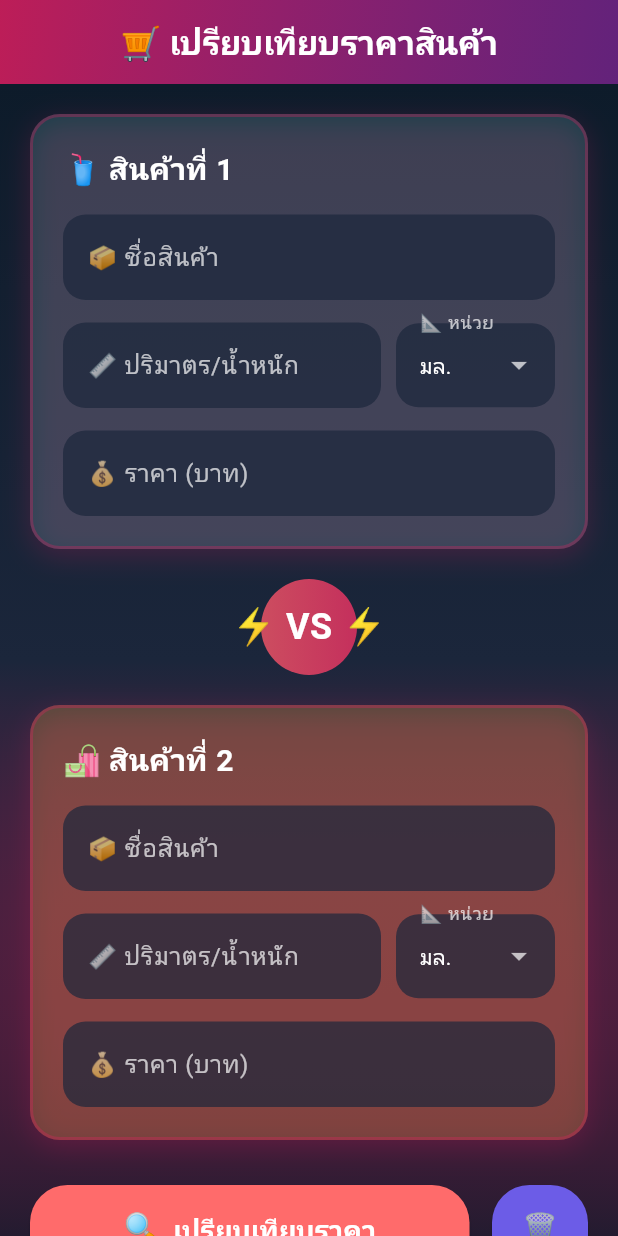
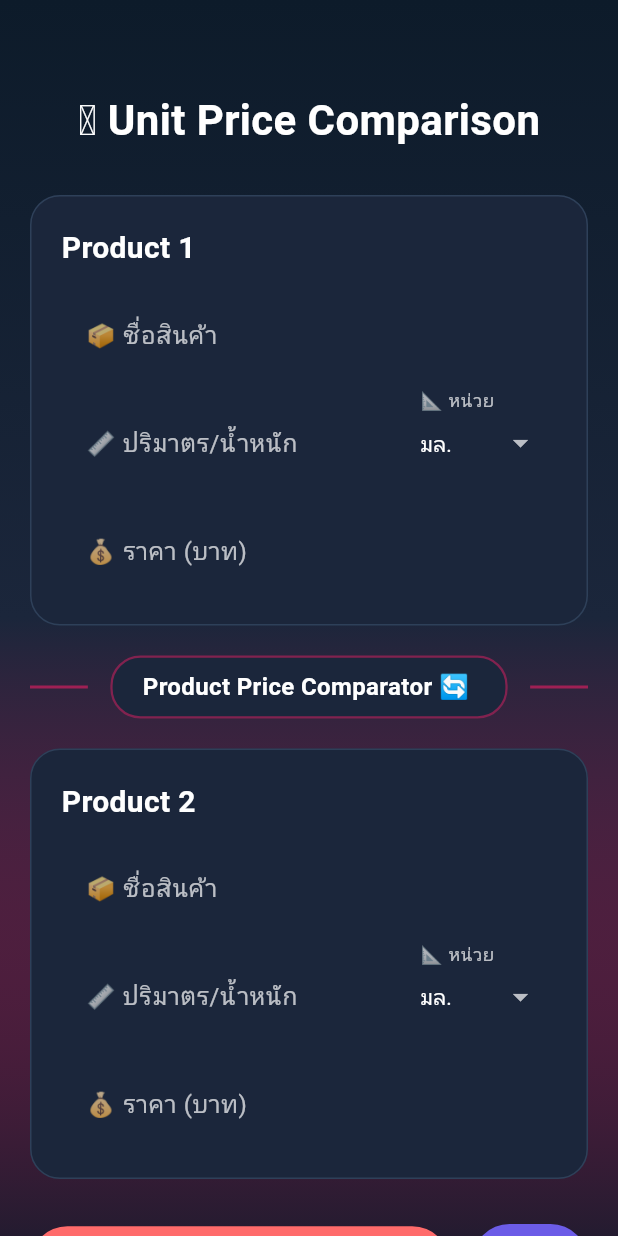
Before and after one commit to fanb1t/Compare-product-prices, a Flutter app: the screen it shows after launch, on a phone screen of 412 x 824 dp. Run offline on Flutter 3.47's test engine with Material 3 defaults, Android fonts, the phone set to English and light mode, and no system bars.

Commit message:
README and has color in app

```diff
--- a/lib/main.dart
+++ b/lib/main.dart
@@ -10,7 +10,7 @@ class MainApp extends StatelessWidget {
   @override
   Widget build(BuildContext context) {
     return MaterialApp(
-      title: 'เปรียบเทียบราคาสินค้า',
+      title: 'Unit Price Comparison App',
       theme: AppTheme.darkTheme,
       home: const CompareBody(),
     );
@@ -19,6 +19,11 @@ class MainApp extends StatelessWidget {
 
 // คลาสจัดการธีมสีและสไตล์ทั้งหมด
 class AppTheme {
+  // สีของการ์ดแต่ละแบบ
+  static const Color cardColor1 = Color(0xFFE91E63); // สีชมพูสำหรับการ์ดที่ 1
+  static const Color cardColor2 = Color(0xFF9C27B0); // สีม่วงสำหรับการ์ดที่ 2
+  static const Color cardBackgroundDark = Color(0xFF1B263B); // พื้นหลังการ์ดสีมืด
+
   static final ThemeData darkTheme = ThemeData(
     brightness: Brightness.dark,
     scaffoldBackgroundColor: const Color(0xFF0D1B2A), // สีเข้มหลัก
@@ -28,15 +33,9 @@ class AppTheme {
       surface: Color(0xFF1B263B), // สีพื้นผิว
       background: Color(0xFF0D1B2A), // สีพื้นหลัง
     ),
-    appBarTheme: const AppBarTheme(
-      backgroundColor: Colors.transparent,
-      elevation: 0,
-      foregroundColor: Colors.white, // สีขาวสำหรับหัวข้อ
-      centerTitle: true,
-    ),
     inputDecorationTheme: InputDecorationTheme(
       filled: true,
-      fillColor: const Color(0xFF1B263B).withOpacity(0.7),
+      fillColor: cardBackgroundDark.withOpacity(0.7),
       border: OutlineInputBorder(
         borderRadius: BorderRadius.circular(15),
         borderSide: BorderSide.none,
@@ -269,29 +268,6 @@ class _CompareBodyState extends State<CompareBody> {
   @override
   Widget build(BuildContext context) {
     return Scaffold(
-      // AppBar พร้อมเอฟเฟคเบลอและไล่สี
-      appBar: AppBar(
-        title: const Text(
-          '🛒 เปรียบเทียบราคาสินค้า',
-          style: TextStyle(
-            color: Colors.white,
-            fontWeight: FontWeight.bold,
-            fontSize: 22,
-          ),
-        ),
-        flexibleSpace: Container(
-          decoration: BoxDecoration(
-            gradient: LinearGradient(
-              colors: [
-                const Color(0xFFE91E63).withOpacity(0.8), // สีชมพูโปร่งใส
-                const Color(0xFF9C27B0).withOpacity(0.6), // สีม่วงโปร่งใส
-              ],
-              begin: Alignment.topLeft,
-              end: Alignment.bottomRight,
-            ),
-          ),
-        ),
-      ),
 
       // Body หลักของแอป
       body: Container(
@@ -308,12 +284,22 @@ class _CompareBodyState extends State<CompareBody> {
           ),
         ),
         child: SingleChildScrollView(
-          padding: const EdgeInsets.all(20),
+          padding: const EdgeInsets.fromLTRB(20, 60, 20, 20), // เพิ่ม padding ด้านบนแทน AppBar
           child: Column(
             children: [
+              // หัวข้อแอป
+              const Text(
+                '🪙 Unit Price Comparison',
+                style: TextStyle(
+                  color: Colors.white,
+                  fontWeight: FontWeight.bold,
+                  fontSize: 28,
+                ),
+              ),
+              const SizedBox(height: 30),
               // การ์ดสินค้าแรก
               _buildProductCard(
-                title: '🥤 สินค้าที่ 1',
+                title: 'Product 1',
                 nameController: _product1NameController,
                 volumeController: _product1VolumeController,
                 priceController: _product1PriceController,
@@ -324,33 +310,40 @@ class _CompareBodyState extends State<CompareBody> {
 
               const SizedBox(height: 20),
 
-              // ไอคอน VS กลางๆ
-              Container(
-                padding: const EdgeInsets.all(15),
-                decoration: BoxDecoration(
-                  shape: BoxShape.circle,
-                  gradient: LinearGradient(
-                    colors: [
-                      const Color(0xFFFF6B6B).withOpacity(0.8),
-                      const Color(0xFFE91E63).withOpacity(0.8),
+              // เส้นแบ่งสวยงามแทน VS
+              Column(
+                children: [
+                  Row(
+                    children: [
+                      Expanded(child: Divider(color: const Color(0xFFE91E63).withOpacity(0.6), thickness: 2)),
+                      Container(
+                        margin: const EdgeInsets.symmetric(horizontal: 15),
+                        padding: const EdgeInsets.symmetric(horizontal: 20, vertical: 8),
+                        decoration: BoxDecoration(
+                          color: const Color(0xFF1B263B),
+                          borderRadius: BorderRadius.circular(20),
+                          border: Border.all(color: const Color(0xFFE91E63).withOpacity(0.5), width: 1.5),
+                        ),
+                        child: const Text(
+                          'Product Price Comparator 🔄 ',
+                          style: TextStyle(
+                            color: Colors.white,
+                            fontWeight: FontWeight.bold,
+                            fontSize: 16,
+                          ),
+                        ),
+                      ),
+                      Expanded(child: Divider(color: const Color(0xFFE91E63).withOpacity(0.6), thickness: 2)),
                     ],
                   ),
-                ),
-                child: const Text(
-                  '⚡ VS ⚡',
-                  style: TextStyle(
-                    fontSize: 24,
-                    fontWeight: FontWeight.bold,
-                    color: Colors.white,
-                  ),
-                ),
+                ],
               ),
 
               const SizedBox(height: 20),
 
               // การ์ดสินค้าที่สอง
               _buildProductCard(
-                title: '🛍️ สินค้าที่ 2',
+                title: 'Product 2',
                 nameController: _product2NameController,
                 volumeController: _product2VolumeController,
                 priceController: _product2PriceController,
@@ -367,9 +360,8 @@ class _CompareBodyState extends State<CompareBody> {
                   Expanded(
                     child: ElevatedButton.icon(
                       onPressed: _compareProducts,
-                      icon: const Text('🔍', style: TextStyle(fontSize: 20)),
                       label: const Text(
-                        'เปรียบเทียบราคา',
+                        'Compare Products',
                         style: TextStyle(fontSize: 18, fontWeight: FontWeight.bold),
                       ),
                     ),
@@ -381,7 +373,7 @@ class _CompareBodyState extends State<CompareBody> {
                       backgroundColor: const Color(0xFF6C5CE7),
                       padding: const EdgeInsets.all(15),
                     ),
-                    child: const Text('🗑️', style: TextStyle(fontSize: 20)),
+                    child: const Text('Clear', style: TextStyle(fontSize: 20)),
                   ),
                 ],
               ),
@@ -397,7 +389,7 @@ class _CompareBodyState extends State<CompareBody> {
     );
   }
 
-  // Widget การ์ดสำหรับกรอกข้อมูลสินค้า
+  // Widget การ์ดสำหรับกรอกข้อมูลสินค้า - โทนมืดเรียบ
   Widget _buildProductCard({
     required String title,
     required TextEditingController nameController,
@@ -410,19 +402,12 @@ class _CompareBodyState extends State<CompareBody> {
     return Container(
       padding: const EdgeInsets.all(20),
       decoration: BoxDecoration(
-        color: cardColor,
+        color: const Color(0xFF1B263B), // สีมืดเรียบไม่มีเบลอ
         borderRadius: BorderRadius.circular(20),
         border: Border.all(
-          color: const Color(0xFFE91E63).withOpacity(0.3),
-          width: 2,
+          color: const Color(0xFF415A77).withOpacity(0.5), // เส้นขอบโทนมืด
+          width: 1,
         ),
-        boxShadow: [
-          BoxShadow(
-            color: const Color(0xFFE91E63).withOpacity(0.2),
-            blurRadius: 15,
-            offset: const Offset(0, 5),
-          ),
-        ],
       ),
       child: Column(
         crossAxisAlignment: CrossAxisAlignment.start,
@@ -567,7 +552,7 @@ class _CompareBodyState extends State<CompareBody> {
                   children: [
                     Column(
                       children: [
-                        const Text('🥤 สินค้าที่ 1', style: TextStyle(color: Colors.white70)),
+                        const Text('Product 1', style: TextStyle(color: Colors.white70)),
                         Text(
                           '฿${_comparisonResult!.product1PricePer100ML.toStringAsFixed(2)}',
                           style: const TextStyle(
@@ -580,7 +565,7 @@ class _CompareBodyState extends State<CompareBody> {
                     ),
                     Column(
                       children: [
-                        const Text('🛍️ สินค้าที่ 2', style: TextStyle(color: Colors.white70)),
+                        const Text('Product 2', style: TextStyle(color: Colors.white70)),
                         Text(
                           '฿${_comparisonResult!.product2PricePer100ML.toStringAsFixed(2)}',
                           style: const TextStyle(
```
Also changed, not shown: picture/detail.png (added), picture/image.png (added), picture/result.png (added), 1 other file.
